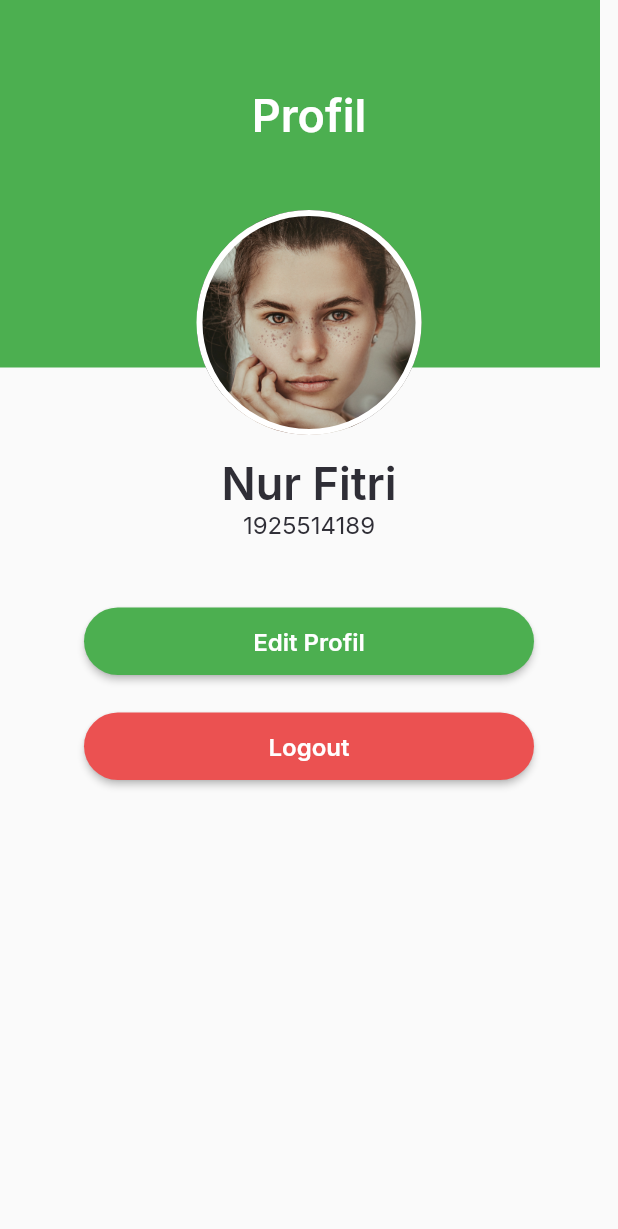
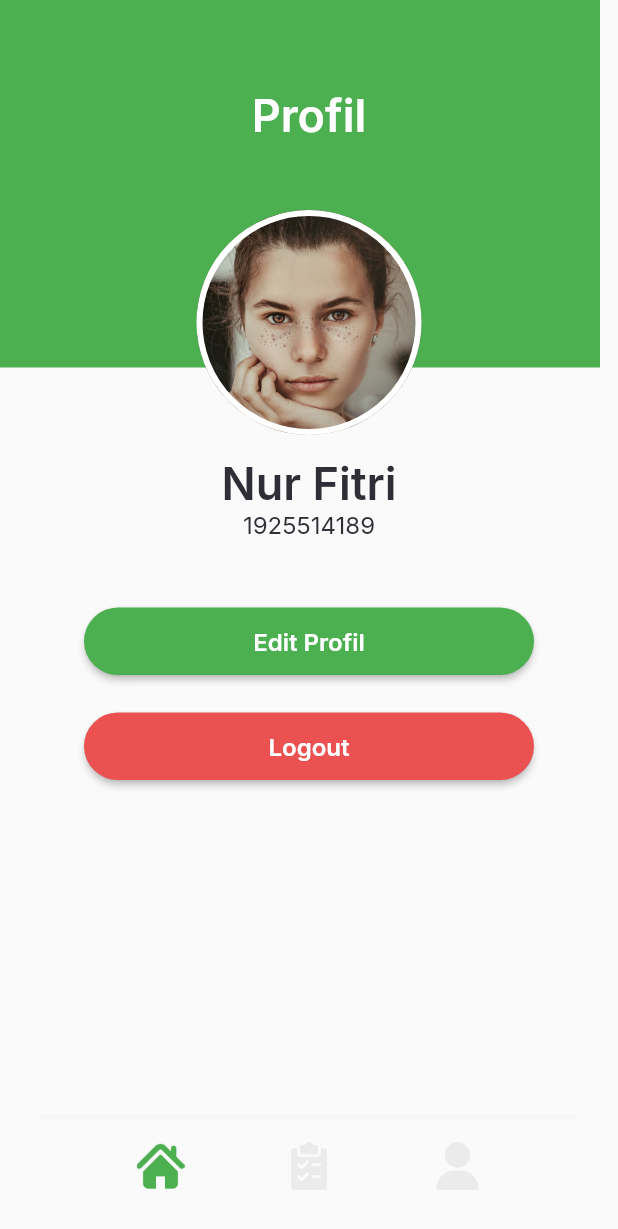
Before and after one commit to dayat2063/pbmdoctor, a Flutter app: the screen it shows after launch, item 4 of the bottom bar chosen, on a phone screen of 412 x 824 dp. Shown: the top 1229 px of the screen. Run offline on Flutter 3.47's test engine with Material 2 defaults, Android fonts, the phone set to English and light mode, and no system bars; our stand-ins replace google_fonts.

Commit message:
Update page_profil.dart

```diff
--- a/lib/pages/page_profil.dart
+++ b/lib/pages/page_profil.dart
@@ -1,5 +1,9 @@
 import 'package:flutter/material.dart';
 import 'package:pbmdoctor/theme.dart';
+import 'package:pbmdoctor/models/navbar.dart';
+import 'package:pbmdoctor/widgets/bottom_navbar_item.dart';
+import 'homepage_doctor.dart';
+import 'page_list_pasien.dart';
 
 class pages_profil extends StatelessWidget {
   @override
@@ -95,6 +99,77 @@ class pages_profil extends StatelessWidget {
           ],
         ),
       ),
+      floatingActionButton: Container(
+        height: 81,
+        width: 357,
+        decoration: BoxDecoration(
+          color: WhiterColor,
+          border: Border(
+            top: BorderSide(
+              color: greyColor,
+              width: 3,
+            ),
+          ),
+        ),
+        child: Column(
+          children: [
+            SizedBox(
+              height: 15.5,
+            ),
+            Padding(
+              padding: const EdgeInsets.only(
+                left: 30,
+                right: 30,
+              ),
+              child: Row(
+                mainAxisAlignment: MainAxisAlignment.spaceAround,
+                children: [
+                  InkWell(
+                    onTap: () {
+                      Navigator.push(
+                        context,
+                        MaterialPageRoute(
+                          builder: (context) => homepagedoctor(),
+                        ),
+                      );
+                    },
+                    child: Bottomnavbaritem(
+                      Navbar(id: 1, image: 'assets/icons/home_active.png'),
+                    ),
+                  ),
+                  InkWell(
+                    onTap: () {
+                      Navigator.push(
+                        context,
+                        MaterialPageRoute(
+                          builder: (context) => pagelistpasien(),
+                        ),
+                      );
+                    },
+                    child: Bottomnavbaritem(
+                      Navbar(id: 2, image: 'assets/icons/list_unactive.png'),
+                    ),
+                  ),
+                  InkWell(
+                    onTap: () {
+                      Navigator.push(
+                        context,
+                        MaterialPageRoute(
+                          builder: (context) => pages_profil(),
+                        ),
+                      );
+                    },
+                    child: Bottomnavbaritem(
+                      Navbar(id: 4, image: 'assets/icons/user_unactive.png'),
+                    ),
+                  ),
+                ],
+              ),
+            ),
+          ],
+        ),
+      ),
+      floatingActionButtonLocation: FloatingActionButtonLocation.centerDocked,
     );
   }
 }
```
